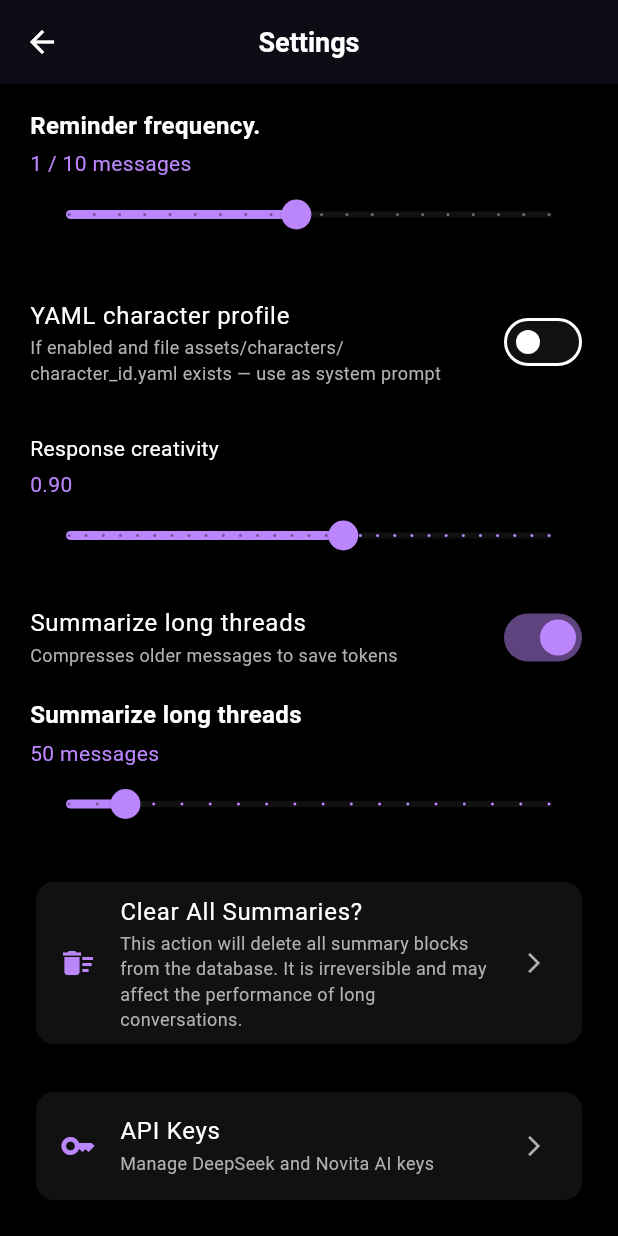
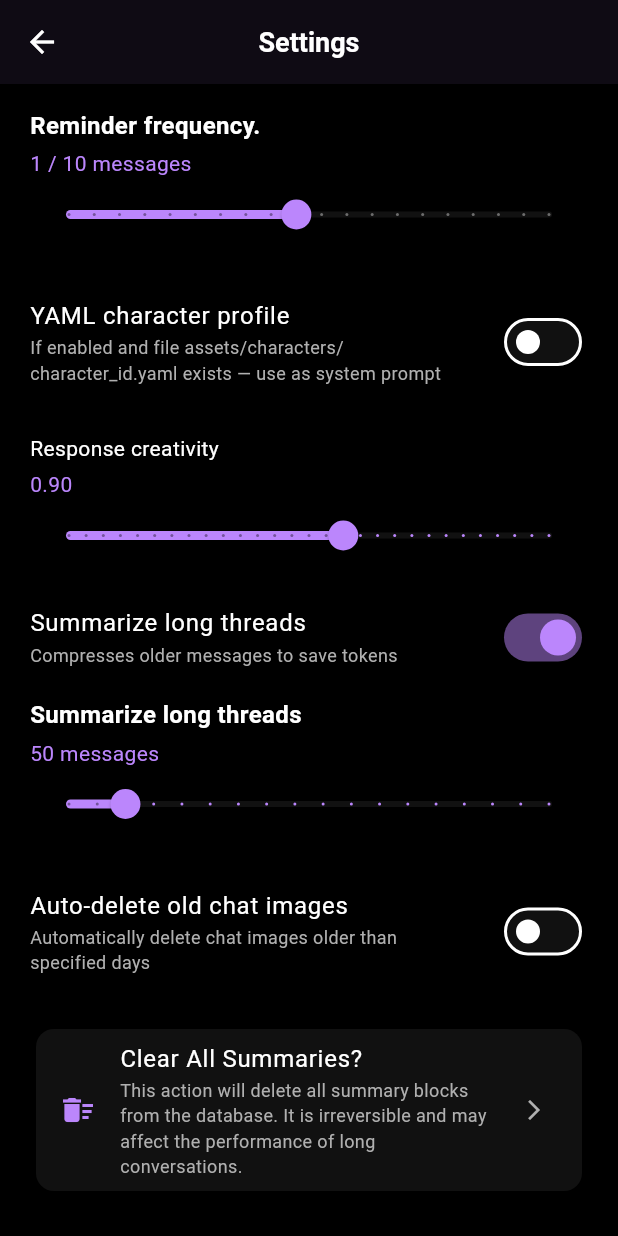
Before and after one commit to sart33/nsfw_flutter_ai_chat, a Flutter app: the SettingsScreen screen opened directly, scrolled down 452 dp, on a phone screen of 412 x 824 dp. Run offline on Flutter 3.47's test engine with Material 3 defaults, Android fonts, the phone set to English and light mode, and no system bars; our stand-ins replace dio, flutter_riverpod, flutter_secure_storage, fluttertoast, image_cropper, image_picker and 4 more; accounts and stored records are empty; generated files the repository leaves out were written again.

Commit message:
feat: add chat image auto-delete
- Add AppConfig.autoDeleteDefaultDays = 30
- Add autoDeleteChatImagesEnabled / autoDeleteChatImagesDays
  to SettingsState + SettingsNotifier (SharedPreferences)
- Add DatabaseHelper.getOldChatImageMessages / deleteMessagesByIds
- Add ChatImageCleanupService — runs async on app start,
  deletes chat image files + DB records older than N days
- Add settings UI: toggle + slider (7–60 days) after summarization block
- gallery_images untouched

```diff
--- a/lib/core/config/app_config.dart
+++ b/lib/core/config/app_config.dart
@@ -27,6 +27,9 @@ class AppConfig {
   static const int defaultSeed = 101;
   static const int seedRange = 200;
 
+  // Auto-delete for chat images
+  static const int autoDeleteDefaultDays = 30;
+
   // Prompts / system strings — да, сюда
   static const String addToMultiChatBehavior = 'Always start each character\'s turn with exactly: [Name]: No variations. No spaces before colon. No other prefixes.';
   // ── Secure storage API key access ─────────────────────────────────────
--- a/lib/presentation/screens/settings_screen.dart
+++ b/lib/presentation/screens/settings_screen.dart
@@ -477,6 +477,51 @@ class SettingsScreen extends ConsumerWidget {
 
             const SizedBox(height: 24),
 
+            // ── Auto-delete chat images toggle ───────────────────
+            SwitchListTile(
+              contentPadding: EdgeInsets.zero,
+              title: Text('Auto-delete old chat images',
+                style: TextStyle(color: AppTheme.textPrimary),
+              ),
+              subtitle: Text('Automatically delete chat images older than specified days',
+                style: TextStyle(color: AppTheme.textSecondary, fontSize: 12),
+              ),
+              value: settings.autoDeleteChatImagesEnabled,
+              onChanged: (v) => notifier.setAutoDeleteEnabled(v),
+              activeColor: AppTheme.primaryAccent,
+            ),
+
+            if (settings.autoDeleteChatImagesEnabled) ...[
+              const SizedBox(height: 4),
+              Text('Auto-delete after',
+                style: TextStyle(
+                  color: AppTheme.textPrimary,
+                  fontSize: 16,
+                  fontWeight: FontWeight.w600,
+                ),
+              ),
+              const SizedBox(height: 4),
+              Text(
+                '${settings.autoDeleteChatImagesDays} days',
+                style: const TextStyle(
+                  color: AppTheme.primaryAccent,
+                  fontSize: 14,
+                ),
+              ),
+              Slider(
+                value: settings.autoDeleteChatImagesDays.toDouble(),
+                min: 7,
+                max: 60,
+                divisions: 53,
+                activeColor: AppTheme.primaryAccent,
+                label: '${settings.autoDeleteChatImagesDays}',
+                onChanged: (v) =>
+                    notifier.setAutoDeleteDays(v.round()),
+              ),
+            ],
+
+            const SizedBox(height: 24),
+
             // ── Clear all summaries ──────────────────────────────
             Card(
               color: AppTheme.surface,
```
Also changed, not shown: lib/core/factory/database_helper.dart (+20 -0 lines), lib/main.dart (+9 -0 lines), lib/presentation/providers/settings_provider.dart (+30 -0 lines).
